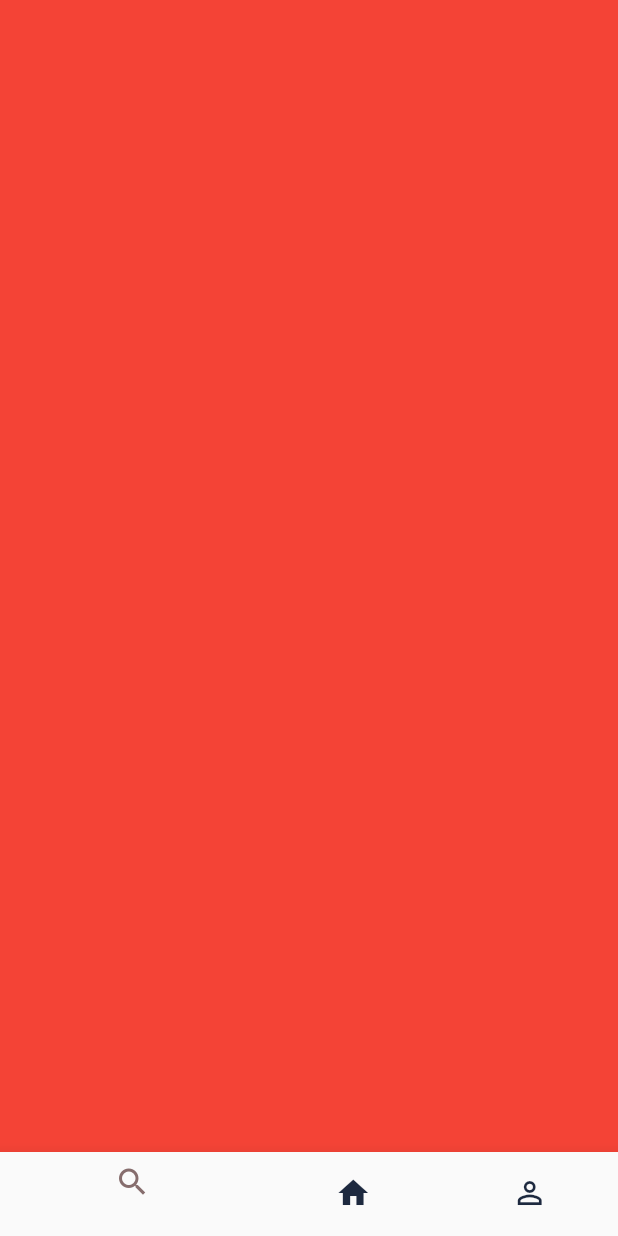
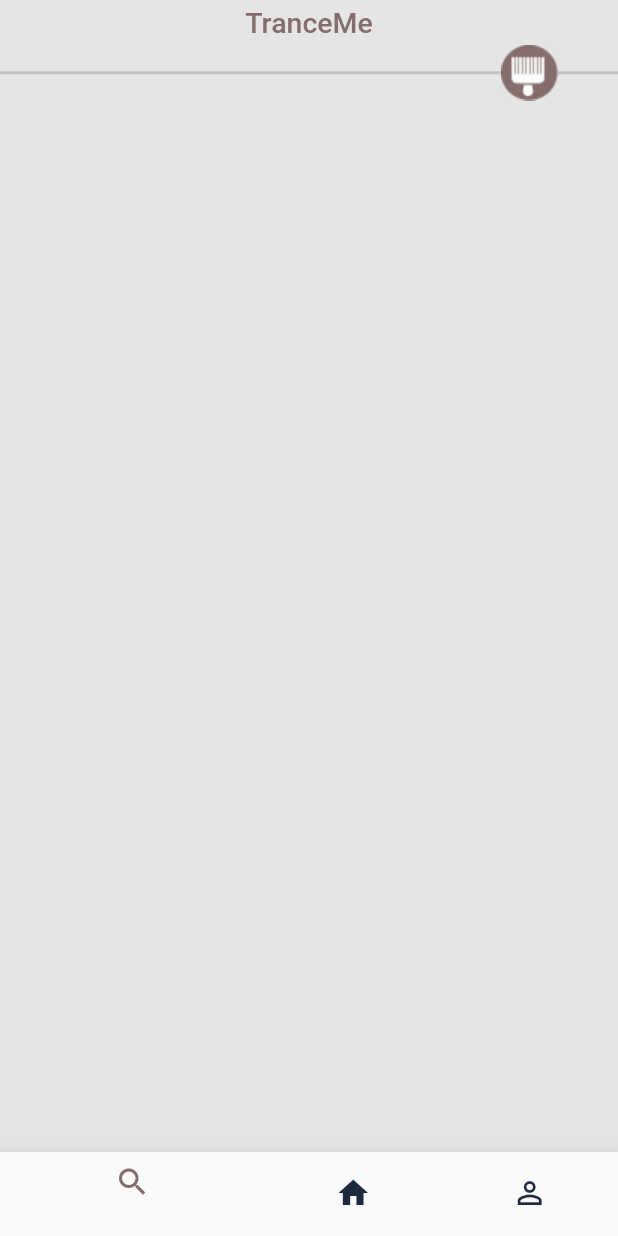
Before and after one commit to Rafa-Alcides/Trance_me, a Flutter app: the screen it shows after launch, after a tap on "Login", on a phone screen of 412 x 824 dp. Run offline on Flutter 3.47's test engine with Material 2 defaults, Android fonts, the phone set to English and light mode, and no system bars; our stand-ins replace mask_text_input_formatter.

Commit message:
appbar customizado + linha com decoracao

```diff
--- a/trance_me/lib/main.dart
+++ b/trance_me/lib/main.dart
@@ -13,7 +13,7 @@ class MyApp extends StatelessWidget {
   Widget build(BuildContext context) {
     return MaterialApp(
       title: 'Flutter Demo',
-      theme: ThemeData(primarySwatch: CustomColors.customSwatchColor ),
+      theme: ThemeData(primarySwatch: CustomColors.customSwatchColor, scaffoldBackgroundColor: CustomColors.customBackground),
       home: const SingInScreen(),
       debugShowCheckedModeBanner: false,
     );
--- a/trance_me/lib/src/base/base_screen.dart
+++ b/trance_me/lib/src/base/base_screen.dart
@@ -1,5 +1,5 @@
 import 'package:flutter/material.dart';
-
+import 'package:trance_me/src/home/home_tab.dart';
 import '../config/custom_colors.dart';
 
 class BaseScreen extends StatefulWidget {
@@ -24,7 +24,7 @@ class _BaseScreenState extends State<BaseScreen> {
         controller: pageController,
         children: [
           Container(color: Colors.black),
-          Container(color: Colors.red),
+          const HomeTab(),
           Container(color: Colors.blue),
         ],
       ),
--- a/trance_me/lib/src/config/custom_colors.dart
+++ b/trance_me/lib/src/config/custom_colors.dart
@@ -26,6 +26,8 @@ abstract class CustomColors {
   static Color customWhite = const Color(0xFFFFFFFF);
   static Color customBlackText = const Color(0xFF1D293F);
   static Color customGrey = const Color(0xFFE9EDF5);
+  static Color customGreyLine = const Color(0xFFC4C4C4);
+
 
   static MaterialColor customSwatchColor = MaterialColor(
     0xFF866D6D,
--- /dev/null
+++ b/trance_me/lib/src/home/home_tab.dart
@@ -0,0 +1,48 @@
+import 'package:flutter/material.dart';
+
+import '../config/custom_colors.dart';
+
+class HomeTab extends StatelessWidget {
+  const HomeTab({super.key});
+
+  @override
+  Widget build(BuildContext context) {
+    return Scaffold(
+      appBar: AppBar(
+        title:  Text("TranceMe", style: TextStyle(
+          fontSize: 19,
+          color: CustomColors.customSwatchColor
+          ),
+        ),
+        centerTitle: true,
+        elevation: 0,
+        backgroundColor: Colors.transparent,
+        toolbarHeight: 30,
+      ),
+      body: Column(
+        children: [
+          Row(
+            children: [
+              Expanded(
+                child: Divider(
+                    thickness: 2,
+                    color: CustomColors.customGreyLine,
+                  ),
+              ),
+              Image.asset("assets/decoration.png"),
+
+              SizedBox(
+                width: 40,
+                child: Divider(
+                  thickness: 2,
+                  color: CustomColors.customGreyLine,
+                ),
+              ),
+            ],
+          ),
+
+        ],
+      ),
+    );
+  }
+}
--- a/trance_me/pubspec.yaml
+++ b/trance_me/pubspec.yaml
@@ -61,8 +61,8 @@ flutter:
   uses-material-design: true
 
   # To add assets to your application, add an assets section, like this:
-  # assets:
-  #   - images/a_dot_burr.jpeg
+  assets:
+    - assets/decoration.png
   #   - images/a_dot_ham.jpeg
 
   # An image asset can refer to one or more resolution-specific "variants", see
```
Also changed, not shown: trance_me/assets/decoration.png (added).
